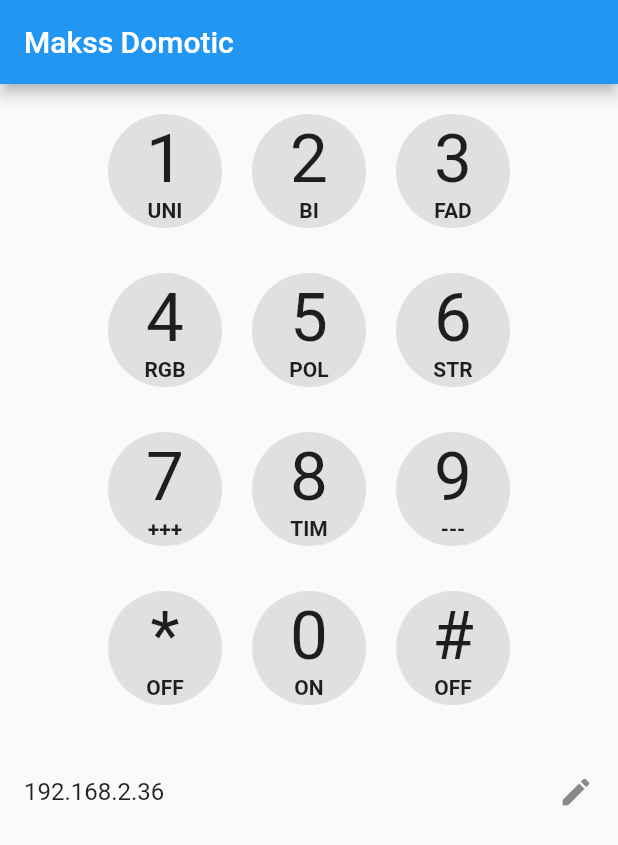
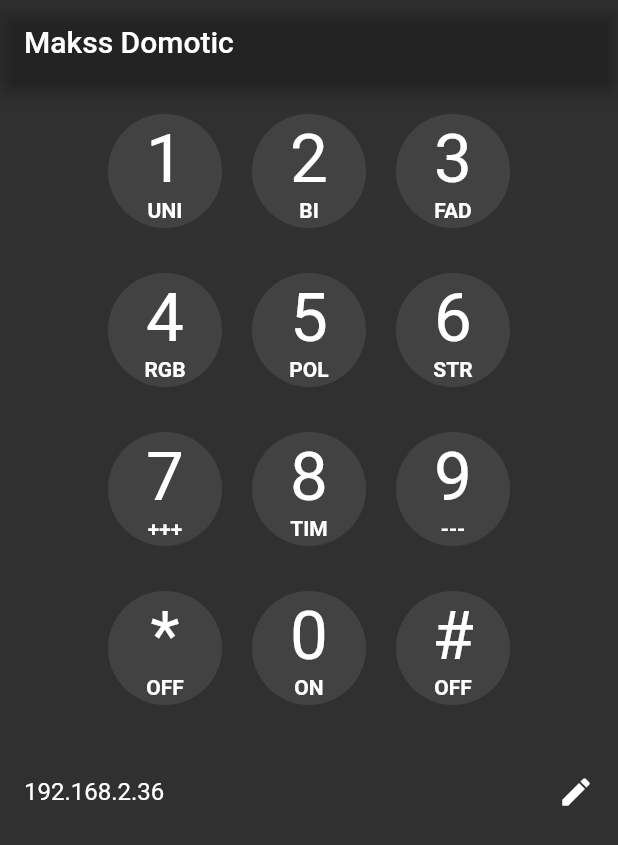
Before and after one commit to makss68/MakssDomotic, a Flutter app: the screen it shows after launch, on a phone screen of 412 x 824 dp. Shown: the top 845 px of the screen. Run offline on Flutter 3.47's test engine with Material 2 defaults, Android fonts, the phone set to English and light mode, and no system bars; our stand-ins replace shared_preferences.

Commit message:
Cosmetic improments

```diff
--- a/smarthome/lib/main.dart
+++ b/smarthome/lib/main.dart
@@ -31,6 +31,7 @@ class MyApp extends StatelessWidget {
     return MaterialApp(
       title: 'Makss Domotic',
       theme: ThemeData(
+        brightness: Brightness.dark,
         buttonColor: Colors.orange,
         accentColor: Colors.orangeAccent,
         toggleableActiveColor: Colors.deepOrangeAccent,
@@ -94,6 +95,7 @@ class _MyHomePageState extends State<MyHomePage> {
     return Scaffold(
       appBar: AppBar(
         title: Text(widget.title),
+        backgroundColor: Colors.transparent,
       ),
       body: SingleChildScrollView(
         child: Column(
@@ -429,7 +431,7 @@ class RoundButton extends StatelessWidget {
         height: 76.0,
       ),
       shape: CircleBorder(),
-      fillColor: Colors.grey.shade300,
+      fillColor: Colors.grey.shade800,
     );
   }
 }
```
